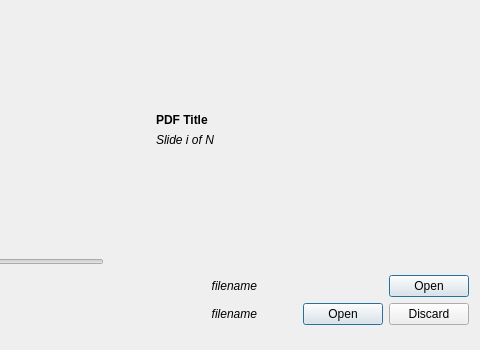
First picture: the form in ui/start-screen.ui, repository olabini/open-pdf-presenter, before the edit; both pictures show x 107 to 587 and y 0 to 350 of the 587 by 464 pixel window.
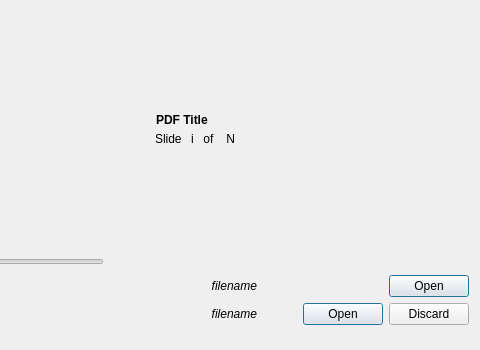
Second picture: the form after the edit.

Commit message: Added support for start screen updating the current slide number and total slide count

```diff
--- a/ui/start-screen.ui
+++ b/ui/start-screen.ui
@@ -403,22 +403,102 @@
         </widget>
        </item>
        <item row="1" column="0">
-        <widget class="QLabel" name="totalSlidesLabel">
+        <widget class="QWidget" name="widget" native="true">
          <property name="sizePolicy">
           <sizepolicy hsizetype="Expanding" vsizetype="Expanding">
            <horstretch>0</horstretch>
            <verstretch>0</verstretch>
           </sizepolicy>
          </property>
-         <property name="styleSheet">
-          <string notr="true">font: italic</string>
-         </property>
+         <widget class="QWidget" name="gridLayoutWidget">
+          <property name="geometry">
+           <rect>
+            <x>-1</x>
+            <y>-1</y>
+            <width>321</width>
+            <height>71</height>
+           </rect>
+          </property>
+          <layout class="QGridLayout" name="gridLayout_7">
+           <item row="0" column="0">
+            <widget class="QLabel" name="label">
+             <property name="sizePolicy">
+              <sizepolicy hsizetype="Minimum" vsizetype="Preferred">
+               <horstretch>0</horstretch>
+               <verstretch>0</verstretch>
+              </sizepolicy>
+             </property>
          <property name="text">
-          <string>Slide i of N</string>
+              <string>Slide </string>
          </property>
          <property name="alignment">
           <set>Qt::AlignLeading|Qt::AlignLeft|Qt::AlignTop</set>
          </property>
+            </widget>
+           </item>
+           <item row="0" column="1">
+            <widget class="QLabel" name="currentSlideLabel">
+             <property name="sizePolicy">
+              <sizepolicy hsizetype="Minimum" vsizetype="Preferred">
+               <horstretch>0</horstretch>
+               <verstretch>0</verstretch>
+              </sizepolicy>
+             </property>
+             <property name="text">
+              <string>i</string>
+             </property>
+             <property name="alignment">
+              <set>Qt::AlignLeading|Qt::AlignLeft|Qt::AlignTop</set>
+             </property>
+            </widget>
+           </item>
+           <item row="0" column="2">
+            <widget class="QLabel" name="label_3">
+             <property name="sizePolicy">
+              <sizepolicy hsizetype="Minimum" vsizetype="Preferred">
+               <horstretch>0</horstretch>
+               <verstretch>0</verstretch>
+              </sizepolicy>
+             </property>
+             <property name="text">
+              <string> of </string>
+             </property>
+             <property name="alignment">
+              <set>Qt::AlignLeading|Qt::AlignLeft|Qt::AlignTop</set>
+             </property>
+            </widget>
+           </item>
+           <item row="0" column="3">
+            <widget class="QLabel" name="totalSlideNumberLabel">
+             <property name="sizePolicy">
+              <sizepolicy hsizetype="Minimum" vsizetype="Preferred">
+               <horstretch>0</horstretch>
+               <verstretch>0</verstretch>
+              </sizepolicy>
+             </property>
+             <property name="text">
+              <string> N</string>
+             </property>
+             <property name="alignment">
+              <set>Qt::AlignLeading|Qt::AlignLeft|Qt::AlignTop</set>
+             </property>
+            </widget>
+           </item>
+           <item row="0" column="4">
+            <spacer name="horizontalSpacer_7">
+             <property name="orientation">
+              <enum>Qt::Horizontal</enum>
+             </property>
+             <property name="sizeHint" stdset="0">
+              <size>
+               <width>40</width>
+               <height>20</height>
+              </size>
+             </property>
+            </spacer>
+           </item>
+          </layout>
+         </widget>
         </widget>
        </item>
       </layout>
```
Left out of the diff: 4 changed lines with no effect on the pictures. Lines whose indentation alone changed are shown as unchanged. The commit also changes 4 other files.
